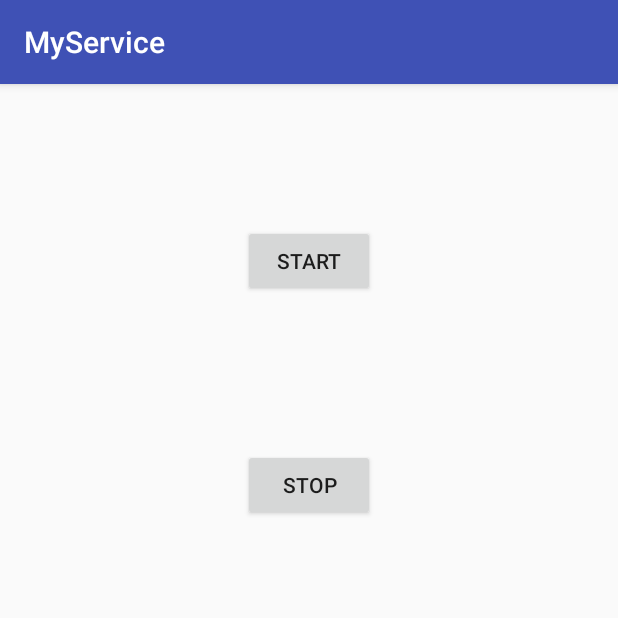
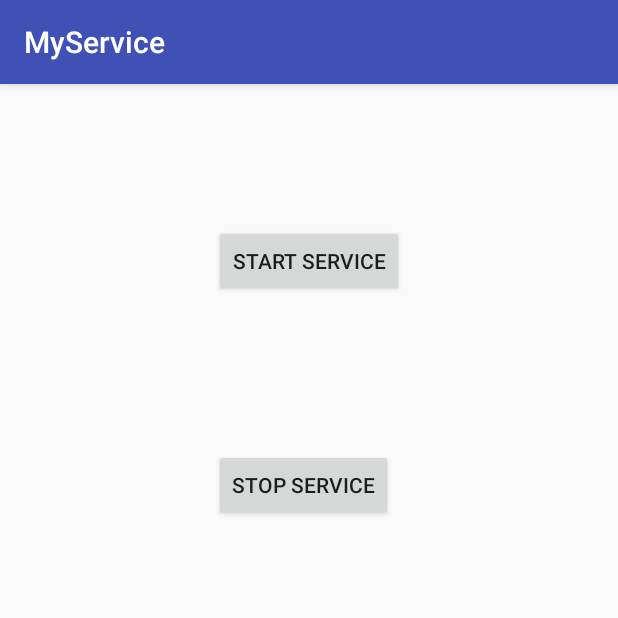
Before and after one commit to rgreen88/MyService, an Android app: the screen it shows after launch (MainActivity), on a phone screen of 412 x 824 dp, the top half of it. Run offline under Robolectric (Android 15) with nearby library versions, the phone set to English and light mode, and no system bars.

Commit message:
barebones services onStartCommand and OnDestroy with toast display

```diff
--- a/app/src/main/AndroidManifest.xml
+++ b/app/src/main/AndroidManifest.xml
@@ -16,6 +16,10 @@
                 <category android:name="android.intent.category.LAUNCHER" />
             </intent-filter>
         </activity>
+
+        <service android:name=".MyService"
+            android:exported="false"/> <!-- exported = false means this service will only
+             be available to this app exclusively!-->
     </application>
 
 </manifest>
--- a/app/src/main/res/layout/activity_main.xml
+++ b/app/src/main/res/layout/activity_main.xml
@@ -15,7 +15,8 @@
         android:layout_alignParentTop="true"
         android:layout_centerHorizontal="true"
         android:layout_marginTop="94dp"
-        android:text="@string/start" />
+        android:text="@string/start_service"
+        android:onClick="startService"/>
 
     <Button
         android:id="@+id/btn_stop"
@@ -25,5 +26,6 @@
         android:layout_alignStart="@+id/btn_start"
         android:layout_below="@+id/btn_start"
         android:layout_marginTop="101dp"
-        android:text="@string/stop" />
+        android:text="@string/stop_service"
+        android:onClick="stopService" />
 </RelativeLayout>
--- a/app/src/main/res/values/strings.xml
+++ b/app/src/main/res/values/strings.xml
@@ -2,4 +2,6 @@
     <string name="app_name">MyService</string>
     <string name="stop">Stop</string>
     <string name="start">Start</string>
+    <string name="start_service">Start Service</string>
+    <string name="stop_service">Stop Service</string>
 </resources>
```
Also changed, not shown: app/src/main/java/com/example/android/myservice/MainActivity.java (+17 -1 lines), app/src/main/java/com/example/android/myservice/MyService.java (added, +44 -0 lines).
